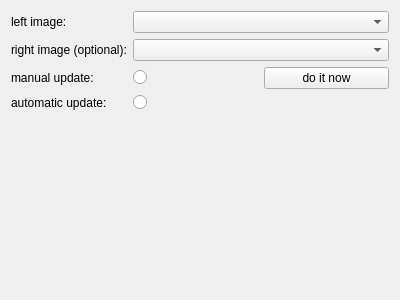
Above: MITK/Modules/OpenCVGui/Internal/niftkDistanceMeasurerGUI.ui from NifTK/NifTK before the change. Below: the same form after it.
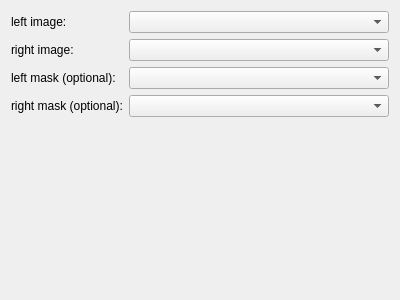
That is the form after the change. Custom widgets are drawn as their Qt base class.

Commit message: Issue #4803: Sort GUI out for DistanceMeasurer

Patch:
```diff
--- a/MITK/Modules/OpenCVGui/Internal/niftkDistanceMeasurerGUI.ui
+++ b/MITK/Modules/OpenCVGui/Internal/niftkDistanceMeasurerGUI.ui
@@ -13,7 +13,7 @@
   <property name="windowTitle">
    <string>Form</string>
   </property>
-  <layout class="QHBoxLayout" name="horizontalLayout_2">
+  <layout class="QVBoxLayout" name="verticalLayout">
    <item>
     <layout class="QFormLayout" name="formLayout">
      <item row="0" column="0">
@@ -29,7 +29,7 @@
      <item row="1" column="0">
       <widget class="QLabel" name="m_RightImageLabel">
        <property name="text">
-        <string>right image (optional):</string>
+        <string>right image:</string>
        </property>
       </widget>
      </item>
@@ -39,44 +39,38 @@
      <item row="2" column="0">
       <widget class="QLabel" name="m_ManualUpdateLabel">
        <property name="text">
-        <string>manual update:</string>
+        <string>left mask (optional):</string>
        </property>
       </widget>
      </item>
      <item row="2" column="1">
-      <layout class="QHBoxLayout" name="horizontalLayout">
-       <item>
-        <widget class="QRadioButton" name="m_ManualUpdateRadioButton">
-         <property name="text">
-          <string/>
-         </property>
-        </widget>
-       </item>
-       <item>
-        <widget class="QPushButton" name="m_ManualUpdatePushButton">
-         <property name="text">
-          <string>do it now</string>
-         </property>
-        </widget>
-       </item>
-      </layout>
+      <widget class="QmitkDataStorageComboBoxWithSelectNone" name="m_LeftMaskComboBox"/>
      </item>
      <item row="3" column="0">
       <widget class="QLabel" name="m_AutomaticUpdateLabel">
        <property name="text">
-        <string>automatic update:</string>
+        <string>right mask (optional):</string>
        </property>
       </widget>
      </item>
      <item row="3" column="1">
-      <widget class="QRadioButton" name="m_AutomaticUpdateRadioButton">
-       <property name="text">
-        <string/>
-       </property>
-      </widget>
+      <widget class="QmitkDataStorageComboBoxWithSelectNone" name="m_RightMaskComboBox"/>
      </item>
     </layout>
    </item>
+   <item>
+    <spacer name="verticalSpacer">
+     <property name="orientation">
+      <enum>Qt::Vertical</enum>
+     </property>
+     <property name="sizeHint" stdset="0">
+      <size>
+       <width>20</width>
+       <height>151</height>
+      </size>
+     </property>
+    </spacer>
+   </item>
   </layout>
  </widget>
  <customwidgets>
```
Left out of the diff: 4 changed lines with no effect on the pictures. The commit also changes 2 other files.
